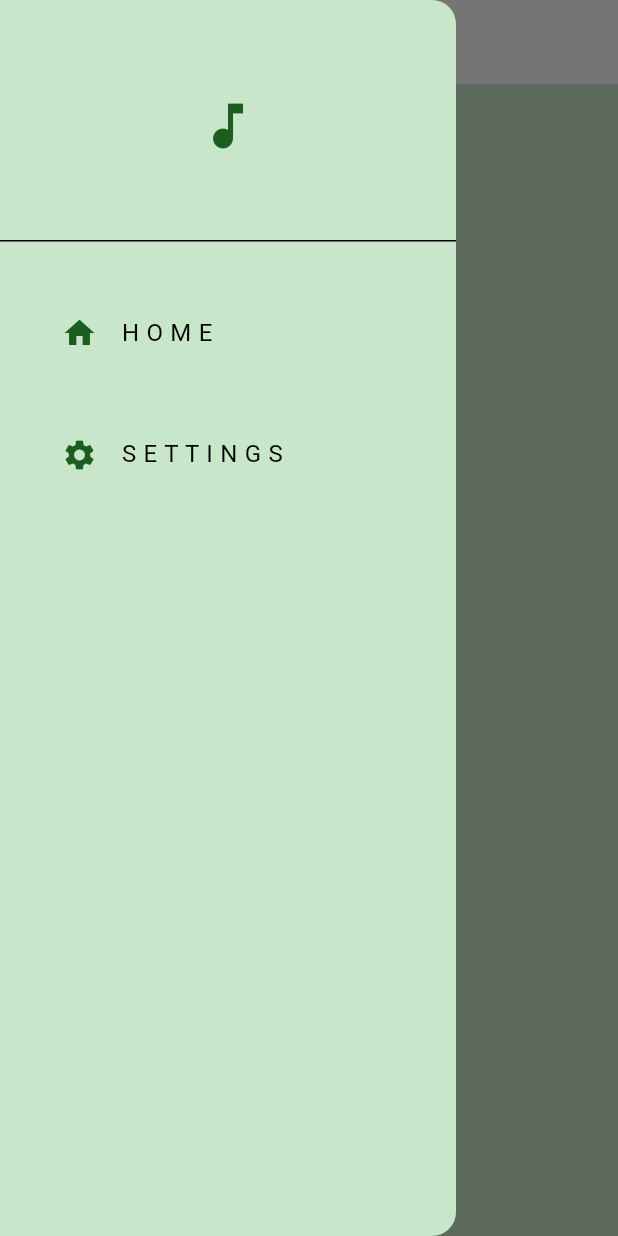
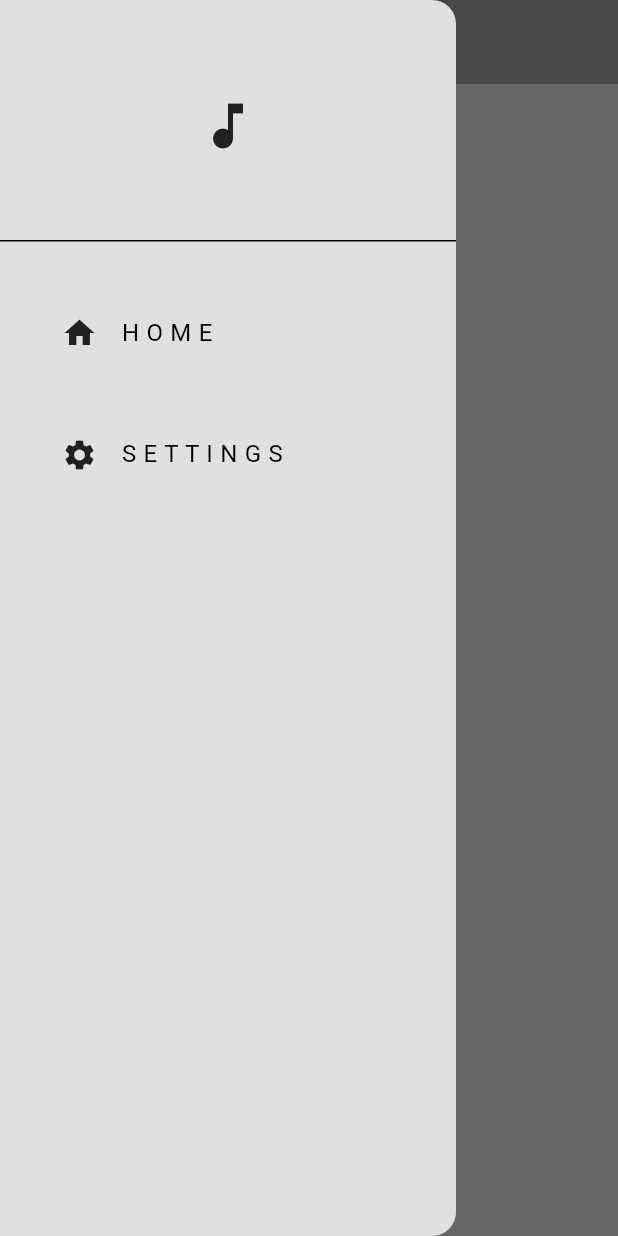
Before and after one commit to ArsenijDKS/flutter_music_player, a Flutter app: the screen it shows after launch, with the side drawer open, on a phone screen of 412 x 824 dp. Run offline on Flutter 3.47's test engine with Material 3 defaults, Android fonts, the phone set to English and light mode, and no system bars.

Commit message:
modified:   lib/components/my_drawer.dart 	modified:   lib/pages/home_page.dart 	new file:   lib/pages/settings_page.dart 	modified:   lib/themes/dark_mode.dart 	modified:   lib/themes/light_mode.dart 	modified:   lib/themes/theme_provider.dart

```diff
--- a/lib/pages/home_page.dart
+++ b/lib/pages/home_page.dart
@@ -16,6 +16,7 @@ class _MyWidgetState extends State<HomePage> {
       appBar: AppBar(
         title: const Text('P L A Y L I S T'),
         centerTitle: true,
+        backgroundColor: Theme.of(context).colorScheme.primary,
       ),
       drawer: MyDrawer(),
     );
--- a/lib/themes/dark_mode.dart
+++ b/lib/themes/dark_mode.dart
@@ -2,9 +2,9 @@ import 'package:flutter/material.dart';
 
 ThemeData darkMode = ThemeData(
   colorScheme: ColorScheme.dark(
-    background: Colors.green.shade900,
-    primary: Colors.green.shade600,
-    secondary: Colors.green.shade800,
-    inversePrimary: Colors.green.shade300,
+    background: Colors.grey.shade900,
+    primary: Colors.grey.shade600,
+    secondary: Colors.grey.shade800,
+    inversePrimary: Colors.grey.shade300,
   ),
 );
--- a/lib/themes/light_mode.dart
+++ b/lib/themes/light_mode.dart
@@ -2,9 +2,9 @@ import 'package:flutter/material.dart';
 
 ThemeData lightMode = ThemeData(
   colorScheme: ColorScheme.light(
-    background: Colors.green.shade100,
-    primary: Colors.green.shade500,
-    secondary: Colors.green.shade200,
-    inversePrimary: Colors.green.shade900,
+    background: Colors.grey.shade300,
+    primary: Colors.grey.shade500,
+    secondary: Colors.grey.shade200,
+    inversePrimary: Colors.grey.shade900,
   ),
 );
--- a/lib/themes/theme_provider.dart
+++ b/lib/themes/theme_provider.dart
@@ -10,7 +10,7 @@ class ThemeProvider extends ChangeNotifier {
   ThemeData get themeData => _themeData;
 
   // Bool for dark mode
-  bool get _isDarkMode => _themeData == darkMode;
+  bool get isDarkMode => _themeData == darkMode;
 
   // Set theme
   set themeData(ThemeData themeData) {
```
Also changed, not shown: lib/components/my_drawer.dart (+14 -2 lines), lib/pages/settings_page.dart (added, +47 -0 lines).
